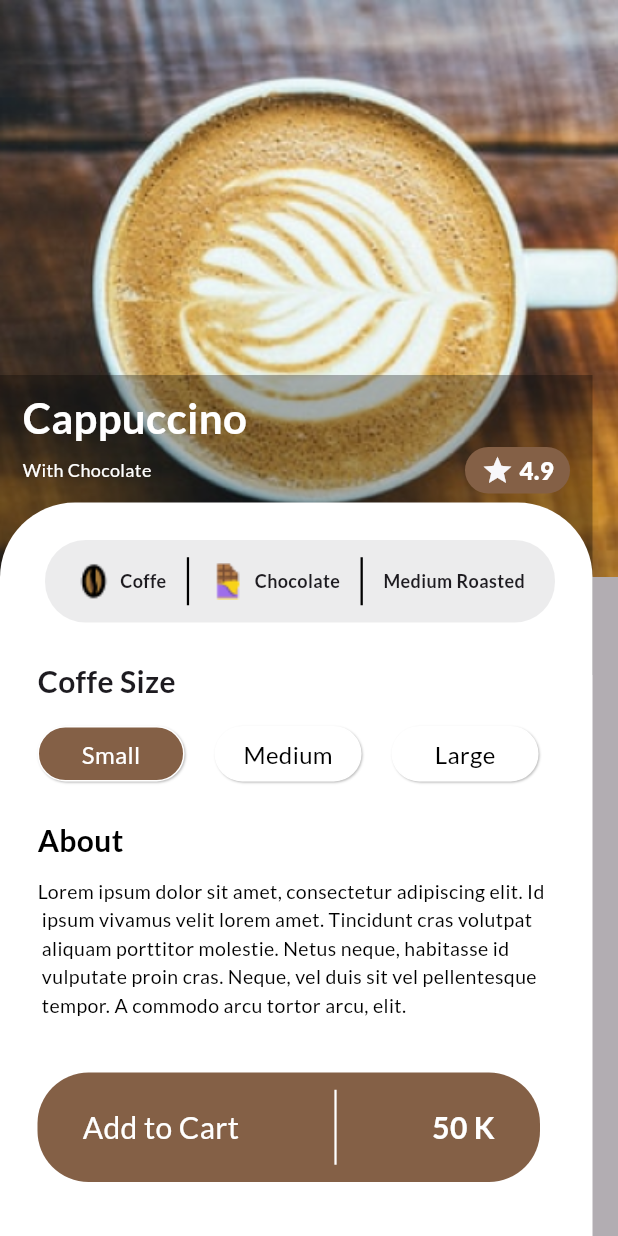
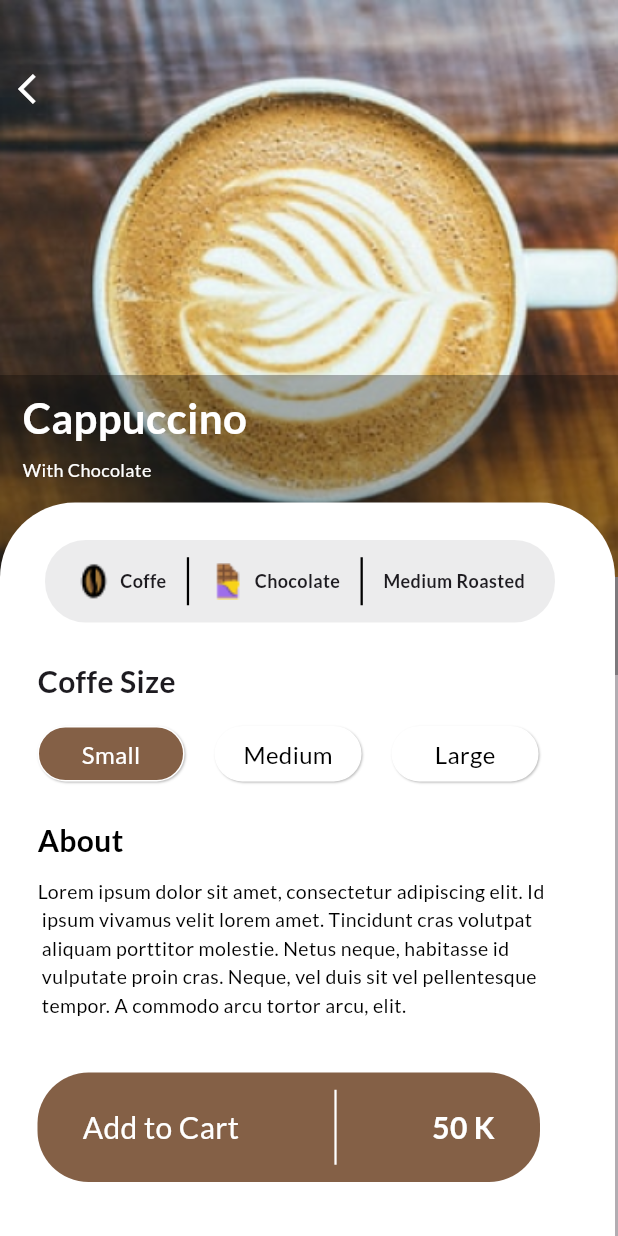
Before and after one commit to AbdelrhmanNashaat/coffe_shop_app, a Flutter app: the screen it shows after launch, after a tap on "Get Started", after a tap on "4.9", on a phone screen of 412 x 824 dp. Run offline on Flutter 3.47's test engine with Material 3 defaults, Android fonts, the phone set to English and light mode, and no system bars; our stand-ins replace font_awesome_flutter, google_fonts.

Commit message:
Update app name to CoffeeShopApp and adjust container widths
The commit updates the app name from CoffeShopApp to CoffeeShopApp and adjusts
the widths of containers in different widgets for better UI consistency.

```diff
--- a/lib/main.dart
+++ b/lib/main.dart
@@ -4,11 +4,11 @@ import 'package:flutter/material.dart';
 import 'screens/splash_view.dart';
 
 void main() {
-  runApp(const CoffeShopApp());
+  runApp(const CoffeeShopApp());
 }
 
-class CoffeShopApp extends StatelessWidget {
-  const CoffeShopApp({super.key});
+class CoffeeShopApp extends StatelessWidget {
+  const CoffeeShopApp({super.key});
 
   @override
   Widget build(BuildContext context) {
--- a/lib/screens/cappunccino_view.dart
+++ b/lib/screens/cappunccino_view.dart
@@ -1,7 +1,6 @@
 import 'package:flutter/material.dart';
 
 import 'cappunccino_view_body.dart';
-
 
 class CappunccinoView extends StatelessWidget {
   const CappunccinoView({super.key});
--- a/lib/screens/cappunccino_view_body.dart
+++ b/lib/screens/cappunccino_view_body.dart
@@ -18,6 +18,16 @@ class CappunccinoViewBody extends StatelessWidget {
           color: kDrinkContainerColor,
         ),
         const BackGroundImage(),
+        Positioned(
+          top: 35,
+          child: IconButton(
+            onPressed: () => Navigator.pop(context),
+            icon: const Icon(
+              Icons.arrow_back_ios,
+              color: Colors.white,
+            ),
+          ),
+        ),
         const Positioned(
           top: 250,
           child: Drinkdetails(),
@@ -29,7 +39,7 @@ class CappunccinoViewBody extends StatelessWidget {
               color: kWhiteColor,
               borderRadius: BorderRadius.circular(50.0),
             ),
-            width: 395,
+            width: 410,
             height: 550,
           ),
         ),
--- a/lib/widgets/drink_details_container.dart
+++ b/lib/widgets/drink_details_container.dart
@@ -13,7 +13,7 @@ class Drinkdetails extends StatelessWidget {
   Widget build(BuildContext context) {
     return Container(
       color: kDrinkContainerColor,
-      width: 395,
+      width: 500,
       height: 200,
       child: const Padding(
         padding: EdgeInsets.symmetric(horizontal: 15, vertical: 8),
--- a/lib/widgets/drink_widget.dart
+++ b/lib/widgets/drink_widget.dart
@@ -18,7 +18,7 @@ class DrinkWidget extends StatelessWidget {
   @override
   Widget build(BuildContext context) {
     return Container(
-      width: 99,
+      width: 110,
       height: 30,
       decoration: BoxDecoration(
         borderRadius: BorderRadius.circular(33.0),
```
Also changed, not shown: pubspec.lock, 1 other file.
